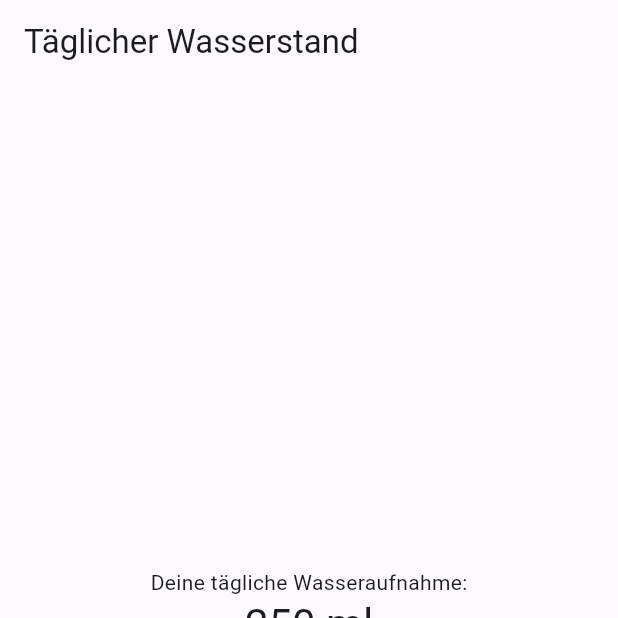
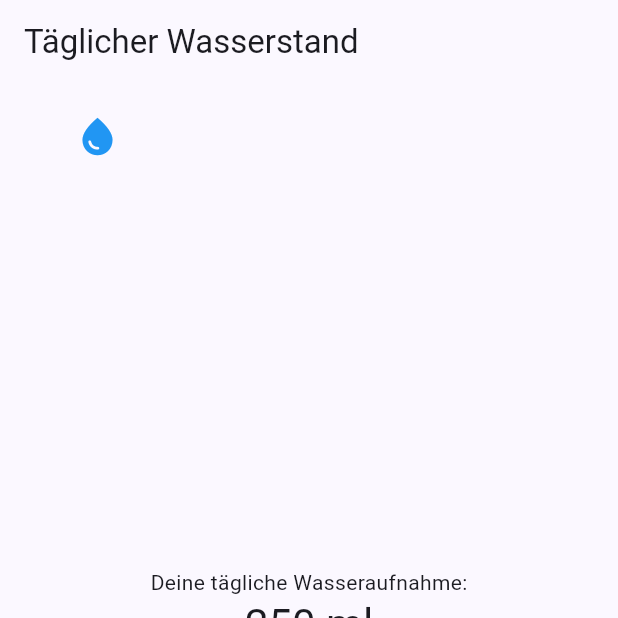
Before and after one commit to Qarw/Swpp-Arbeitsauftrag, a Flutter app: the screen it shows after launch, after a tap on the "add" icon, on a phone screen of 412 x 824 dp, the top half of it. Run offline on Flutter 3.47's test engine with Material 3 defaults, Android fonts, the phone set to English and light mode, and no system bars.

```diff
--- a/lib/main.dart
+++ b/lib/main.dart
@@ -32,16 +32,30 @@ class MyHomePage extends StatefulWidget {
 
 class _MyHomePageState extends State<MyHomePage> {
   int _waterIntake = 0;
+  List<Widget> _waterDrops = []; // Liste für die Wassertropfen
 
   void _incrementWaterIntake() {
     setState(() {
       _waterIntake += 250;
+
+      // Einen neuen Wassertropfen hinzufügen
+      _waterDrops.add(Positioned(
+        top: 20.0 + _waterDrops.length * 30.0, // Dynamische Positionierung
+        left:
+            50.0 + (_waterDrops.length % 3) * 30.0, // Verschiebung nach rechts
+        child: Icon(
+          Icons.water_drop,
+          color: Colors.blue,
+          size: 30.0,
+        ),
+      ));
     });
   }
 
   void _resetWaterIntake() {
     setState(() {
       _waterIntake = 0;
+      _waterDrops.clear(); // Alle Wassertropfen entfernen
     });
   }
 
@@ -51,7 +65,9 @@ class _MyHomePageState extends State<MyHomePage> {
       appBar: AppBar(
         title: Text(widget.title),
       ),
-      body: Center(
+      body: Stack(
+        children: [
+          Center(
             child: Column(
               mainAxisAlignment: MainAxisAlignment.center,
               children: <Widget>[
@@ -68,6 +84,9 @@ class _MyHomePageState extends State<MyHomePage> {
               ],
             ),
           ),
+          ..._waterDrops, // Die Tropfen im Stack anzeigen
+        ],
+      ),
       floatingActionButton: FloatingActionButton(
         onPressed: _incrementWaterIntake,
         tooltip: 'Wasser hinzufügen',
```
Lines whose indentation alone changed are shown as unchanged.
